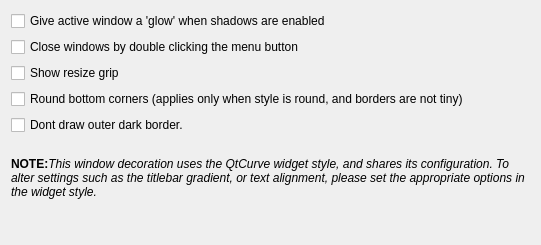
Above: kwinconfig/qtcurvekwinconfigwidget.ui from QtCurve/qtcurve before the change. Below: the same form after it.
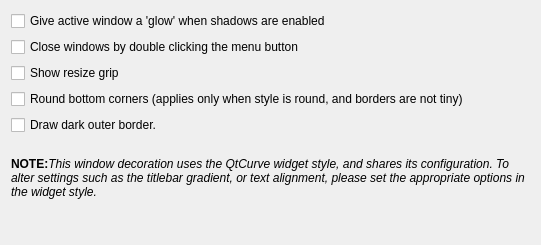
That is the form after the change.

Commit message: Change 'Dont draw outer dark border' to 'Draw dark outer border'

Patch:
```diff
--- a/kwinconfig/qtcurvekwinconfigwidget.ui
+++ b/kwinconfig/qtcurvekwinconfigwidget.ui
@@ -48,7 +48,7 @@
    <item>
     <widget class="QCheckBox" name="noBorder">
      <property name="text">
-      <string>Dont draw outer dark border.</string>
+      <string>Draw dark outer border.</string>
      </property>
     </widget>
    </item>
```
Left out of the diff: 2 changed lines with no effect on the pictures. The commit also changes 8 other files.
